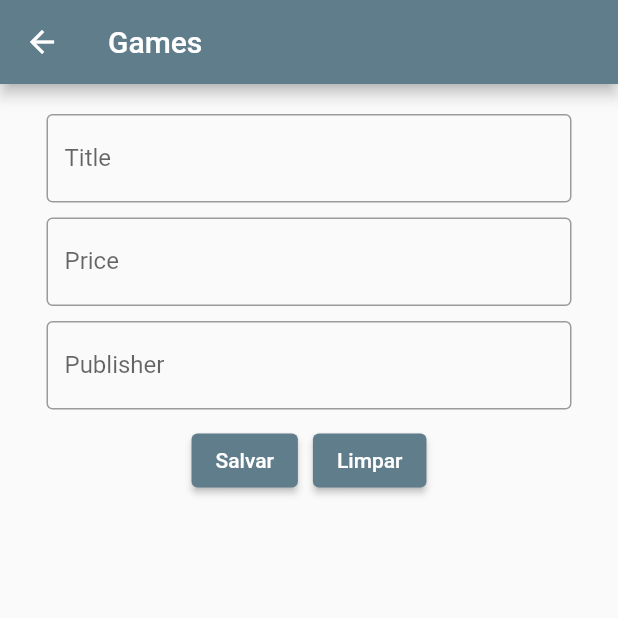
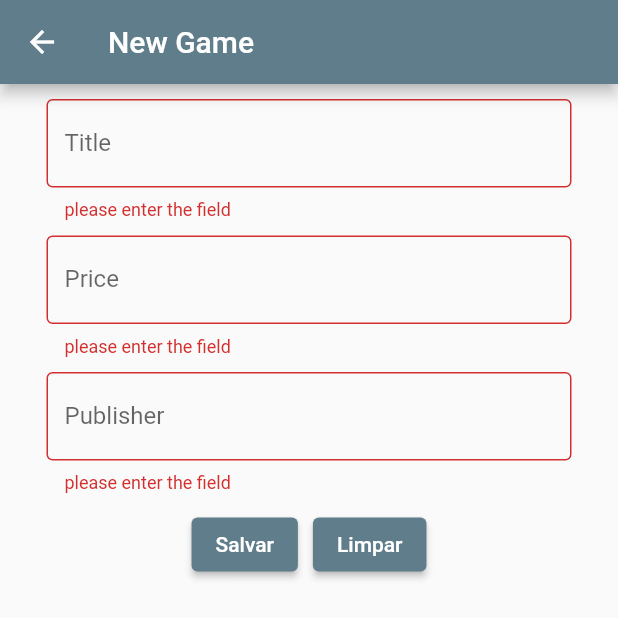
Before and after one commit to BrotherBoris/BrotherBoris-MobileExercises, a Flutter app: the GameFormScreen screen opened directly, after a tap on "Salvar", on a phone screen of 412 x 824 dp. Shown: the top 618 px of the screen. Run offline on Flutter 3.47's test engine with Material 2 defaults, Android fonts, the phone set to English and light mode, and no system bars; our stand-ins replace flutter_form_builder; missing offline and left inert: dart:ffi.

Commit message:
crud form almost done 23:32 19/04/23

```diff
--- /dev/null
+++ b/crud_api/lib/back/controllers/game_controller.dart
@@ -0,0 +1,44 @@
+import 'package:crud_api/back/models/game.dart';
+
+class GameController {
+  List<Game> _listGames = [];
+  Game? _game;
+
+  // Getters //
+  List<Game> get listGames => _listGames;
+  Game? get game => _game;
+  // Getters //
+  // setters //
+  void setGame(Game? game) {
+    _game = game;
+  }
+
+  void setListGames(List<Game> list) {
+    _listGames = list;
+  }
+  // setters //
+
+  void create(Game game) {
+    int newId = _listGames.isNotEmpty ? _listGames.last.id! + 1 : 1;
+    game.id = newId;
+
+    _listGames.add(game);
+  }
+
+  void read() {}
+
+  void edit(Game game) {
+    int index = _listGames.indexWhere((g) => g.id == game.id);
+    if (index != -1) {
+      _listGames[index] = game;
+    }
+  }
+
+  void delete(int gameId) {
+    _listGames.removeWhere((game) => game.id == gameId);
+  }
+
+  void cancel() {
+    _game = null;
+  }
+}
--- a/crud_api/lib/back/models/game.dart
+++ b/crud_api/lib/back/models/game.dart
@@ -1,38 +1,45 @@
 import 'dart:math';
 
 class Game {
-  int _id;
-  String _title;
-  double _price;
-  String _publisher;
+  int? _id;
+  String? _title;
+  double? _price;
+  String? _publisher;
+
+  static int staticInt = 0;
 
   // constructor
-  Game(this._id, this._title, this._price, this._publisher);
+  Game([this._id, this._title, this._price, this._publisher]);
 
   // getters //
-  int get id => _id;
-  String get title => _title;
-  double get price => _price;
-  String get publisher => _publisher;
+  int? get id => _id;
+  String? get title => _title;
+  double? get price => _price;
+  String? get publisher => _publisher;
   // getters //
 
   // setters //
-  set id(int id) {
+  set id(int? id) {
     _id = id;
   }
 
-  set title(String title) {
+  set title(String? title) {
     _title = title;
   }
 
-  set price(double price) {
+  set price(double? price) {
     _price = price;
   }
 
-  set publisher(String publisher) {
+  set publisher(String? publisher) {
     _publisher = publisher;
   }
   // setters //
+
+  @override
+  String toString() {
+    return 'Game(id: $_id, title: $_title, price: $_price, publisher: $_publisher)';
+  }
 }
 
 class Dumper {
--- a/crud_api/lib/back/validators/validator_form.dart
+++ b/crud_api/lib/back/validators/validator_form.dart
@@ -3,41 +3,71 @@
 
 /// Custom Validator Class for Form-Field Components
 ///
-/// In order to be used, the [validatorLexicom] must be used first,
-/// then listing all the desired validators. The validation will be
-/// prioritized from first to last, one at a time.
+/// In order to be used, the [combinedValidator] must be used first
+/// in the widget, then list all the desired validators in the component constructor.
+/// The validation will be prioritized from first to last, one at a time.
 class ValidatorForm {
-  // TODO change/integrate in other Validators
-  // TODO add default validator text attribute
-  static String? validateEmpty(String? value) {
-    if (value == null || value.isEmpty) {
-      return 'Fill the camp';
+  /// Implement in the widget for use of multiple validators
+  static String? Function(String?)? combinedValidator(
+    List<String? Function(String?)> validators,
+  ) {
+    return (value) {
+      for (final validator in validators) {
+        final result = validator(value);
+        if (result != null) {
+          return result;
+        }
       }
       return null;
+    };
   }
 
-  // ? perfect?
-  static String? validateEmail(String? value) {
-    if (!RegExp(r"^[a-zA-Z0-9.]+@[a-zA-Z0-9]+\.[a-zA-Z]+").hasMatch(value!)) {
-      return 'Please enter a valid email address';
+  /// Require a value that isn't null or empty
+  // TODO change/integrate in other Validators
+  static String? Function(String?) validateEmpty({String defaultMessage = "please enter the field"}) {
+    return (value) {
+      if (value == null || value.isEmpty) {
+        return defaultMessage;
+      }
+      return null;
+    };
   }
 
+  // ? change anything?
+  /// Require the vale to follow the structure [name][@][adress].[adress]
+  static String? Function(String?) validateEmail() {
+    return (value) {
+      if (!RegExp(r"^[a-zA-Z0-9.]+@[a-zA-Z0-9]+\.[a-zA-Z]+").hasMatch(value!)) {
+        return 'Enter a valid email address';
+      }
       return null;
+    };
   }
 
-  // TODO set a better name/fragment into more functions
-  // TODO add size attribute
-  static String? validateSize(String? value) {
-    if (!RegExp(r"^[a-zA-Z0-9]{3}$").hasMatch(value!)) {
-      return 'Too Short';
+  /// Require the value to follow the structure [000].[000].[000]-[00]
+  static String? Function(String?) validateCPF() {
+    return (value) {
+      if (!RegExp(r'^\d{3}\.\d{3}\.\d{3}\-\d{2}$').hasMatch(value!)) {
+        return 'Enter a valid CPF';
+      }
+      return null;
+    };
   }
 
+  static String? Function(String?) validateNumberNonNegative({String defaultMessage = "please enter the field"}) {
+    return (value) {
+      if (double.tryParse(value!) == null || int.tryParse(value) == null) {
+        return defaultMessage;
+      }
+      if (double.tryParse(value)! < 0) {
+        return defaultMessage;
+      }
       return null;
+    };
   }
 
-  // ! validators aren't working with components
-  // ? change anything?
-  static String? validatorLexicom(List<String?> lexicom) {
+  // * old method
+/*   static String? validatorLexicom(List<String?> lexicom) {
     for (var i = 0; i < lexicom.length; i++) {
       String? response = lexicom[i];
       if (response != null) {
@@ -45,5 +75,5 @@ class ValidatorForm {
       }
     }
     return null;
+  } */
 }
-}
--- a/crud_api/lib/front/components/Basic_text_fields.dart
+++ b/crud_api/lib/front/components/Basic_text_fields.dart
@@ -1,3 +1,5 @@
+import 'package:crud_api/back/models/game.dart';
+import 'package:crud_api/back/validators/validator_form.dart';
 import 'package:flutter/material.dart';
 
 class BasicTextField extends StatelessWidget {
@@ -22,13 +24,13 @@ class BasicTextField extends StatelessWidget {
 }
 
 class BasicTextFieldForm extends StatelessWidget {
-  final String fieldlabel;
+  final String fieldLabel;
   final TextEditingController controller;
 
-  final String defaultValidatorText;
-  final String? validator;
+  final Function(String?) onSaved;
+  final List<String? Function(String?)> validators;
 
-  const BasicTextFieldForm({super.key, required this.fieldlabel, required this.controller, required this.defaultValidatorText, required this.validator});
+  const BasicTextFieldForm({super.key, required this.fieldLabel, required this.controller, required this.validators, required this.onSaved});
 
   @override
   Widget build(BuildContext context) {
@@ -36,13 +38,37 @@ class BasicTextFieldForm extends StatelessWidget {
         width: 350.0,
         child: TextFormField(
           controller: controller,
-          decoration: InputDecoration(border: const OutlineInputBorder(), labelText: fieldlabel),
-          validator: (value) {
-            validator;
-          },
+          decoration: InputDecoration(border: const OutlineInputBorder(), labelText: fieldLabel),
+          //keyboardType: TextInputType.,
+          validator: ValidatorForm.combinedValidator(validators),
           onSaved: (value) {
-            print(value);
+            onSaved;
           },
         ));
   }
 }
+
+class NumberTextFieldForm extends StatelessWidget {
+  final String fieldLabel;
+  final TextEditingController controller;
+
+  final Function(String?) onSaved;
+  final List<String? Function(String?)> validators;
+
+  const NumberTextFieldForm({super.key, required this.fieldLabel, required this.controller, required this.validators, required this.onSaved});
+
+  @override
+  Widget build(BuildContext context) {
+    return SizedBox(
+        width: 350.0,
+        child: TextFormField(
+          controller: controller,
+          decoration: InputDecoration(border: const OutlineInputBorder(), labelText: fieldLabel),
+          keyboardType: TextInputType.datetime,
+          validator: ValidatorForm.combinedValidator(validators),
+          onSaved: (value) {
+            onSaved;
+          },
+        ));
+  }
+}
--- a/crud_api/lib/front/scenes/game_form_screen.dart
+++ b/crud_api/lib/front/scenes/game_form_screen.dart
@@ -1,50 +1,112 @@
+import 'package:crud_api/back/controllers/game_controller.dart';
+import 'package:crud_api/back/models/game.dart';
+import 'package:flutter/material.dart';
+import 'package:crud_api/back/validators/validator_form.dart';
 import 'package:crud_api/front/components/basic_button.dart';
 import 'package:crud_api/front/components/Basic_text_fields.dart';
-import 'package:flutter/material.dart';
 
 class GameFormScreen extends StatefulWidget {
-  const GameFormScreen({super.key});
+  GameController gameController = GameController();
+
+  GameFormScreen({super.key});
 
   @override
   State<GameFormScreen> createState() => _GameFormScreen();
 }
 
 class _GameFormScreen extends State<GameFormScreen> {
+  final _formkey = GlobalKey<FormState>();
+
+  final TextEditingController _idController = TextEditingController();
   final TextEditingController _titleController = TextEditingController();
   final TextEditingController _priceController = TextEditingController();
   final TextEditingController _publisherController = TextEditingController();
 
   @override
+  void initState() {
+    super.initState();
+    if (widget.gameController.game != null) {
+      _idController.text = widget.gameController.game!.id.toString();
+      _titleController.text = widget.gameController.game!.title!;
+      _priceController.text = widget.gameController.game!.price.toString();
+      _publisherController.text = widget.gameController.game!.publisher!;
+    }
+  }
+
+  @override
+  void dispose() {
+    _idController.dispose();
+    _titleController.dispose();
+    _priceController.dispose();
+    _publisherController.dispose();
+    super.dispose();
+  }
+
+  @override
   Widget build(BuildContext context) {
     return Scaffold(
       appBar: AppBar(
-        title: const Text("Games"),
+        title: Text(widget.gameController.game == null ? 'New Game' : 'Edit Game'),
       ),
       body: Center(
+        child: Form(
+          key: _formkey,
           child: Column(
               //alinha no centro da tela
               children: <Widget>[
                 const SizedBox(height: 10),
-              //BasicTextFieldForm(controller: _titleController, fieldlabel: "Game Title"),
+                BasicTextFieldForm(
+                  fieldLabel: "Title",
+                  controller: _titleController,
+                  validators: [ValidatorForm.validateEmpty()],
+                  onSaved: (value) {},
+                ),
                 const SizedBox(height: 10),
-              BasicTextField(fieldLabel: "Title", controller: _titleController),
+                NumberTextFieldForm(
+                  fieldLabel: "Price",
+                  controller: _priceController,
+                  validators: [ValidatorForm.validateEmpty(), ValidatorForm.validateNumberNonNegative()],
+                  onSaved: (value) {},
+                ),
                 const SizedBox(height: 10),
-              BasicTextField(fieldLabel: "Price", controller: _priceController),
-              const SizedBox(height: 10),
-              BasicTextField(fieldLabel: "Publisher", controller: _publisherController),
+                BasicTextFieldForm(
+                  fieldLabel: "Publisher",
+                  controller: _publisherController,
+                  validators: [ValidatorForm.validateEmpty()],
+                  onSaved: (value) {},
+                ),
                 const SizedBox(height: 10),
                 Center(
                   child: Row(
                     mainAxisAlignment: MainAxisAlignment.center,
                     children: [
-                    BasicButton(buttonText: "Salvar", onPressed: () {}),
+                      BasicButton(
+                          buttonText: "Salvar",
+                          onPressed: () {
+                            if (_formkey.currentState!.validate()) {
+                              widget.gameController.create(Game(
+                                null,
+                                _titleController.text,
+                                -double.parse(_priceController.text),
+                                _publisherController.text,
+                              ));
+                              print(widget.gameController.listGames);
+                            }
+                          }),
                       const SizedBox(width: 10),
-                    BasicButton(buttonText: "Limpar", onPressed: () {}),
+                      BasicButton(
+                          buttonText: "Limpar",
+                          onPressed: () {
+                            _titleController.text = "";
+                            _priceController.text = "";
+                            _publisherController.text = "";
+                          }),
                     ],
                   ),
                 )
               ]),
         ),
+      ),
     );
   }
 }
--- a/crud_api/pubspec.yaml
+++ b/crud_api/pubspec.yaml
@@ -30,6 +30,7 @@ environment:
 dependencies:
   flutter:
     sdk: flutter
+  flutter_form_builder: ^7.0.0
 
 
   # The following adds the Cupertino Icons font to your application.
```
Also changed, not shown: crud_api/lib/front/scenes/test_screen.dart (+16 -2 lines), crud_api/lib/front/scenes/testgame_screen.dart (added, +126 -0 lines), crud_api/lib/main.dart (+4 -5 lines), crud_api/pubspec.lock. Lines whose indentation alone changed are shown as unchanged.
